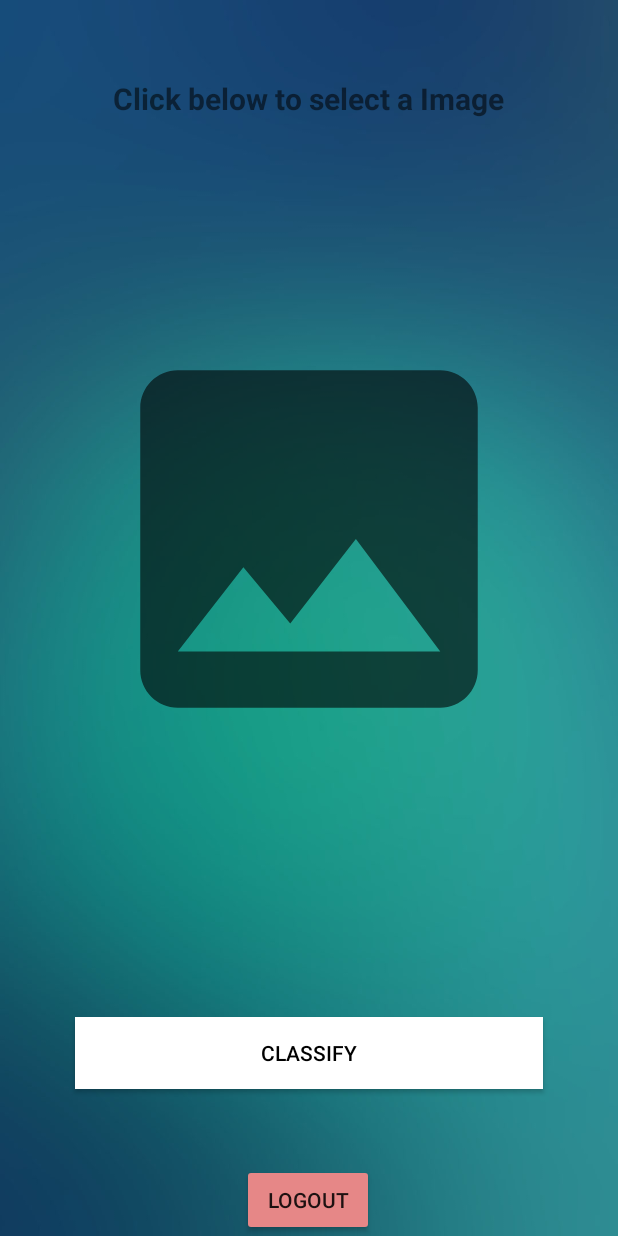
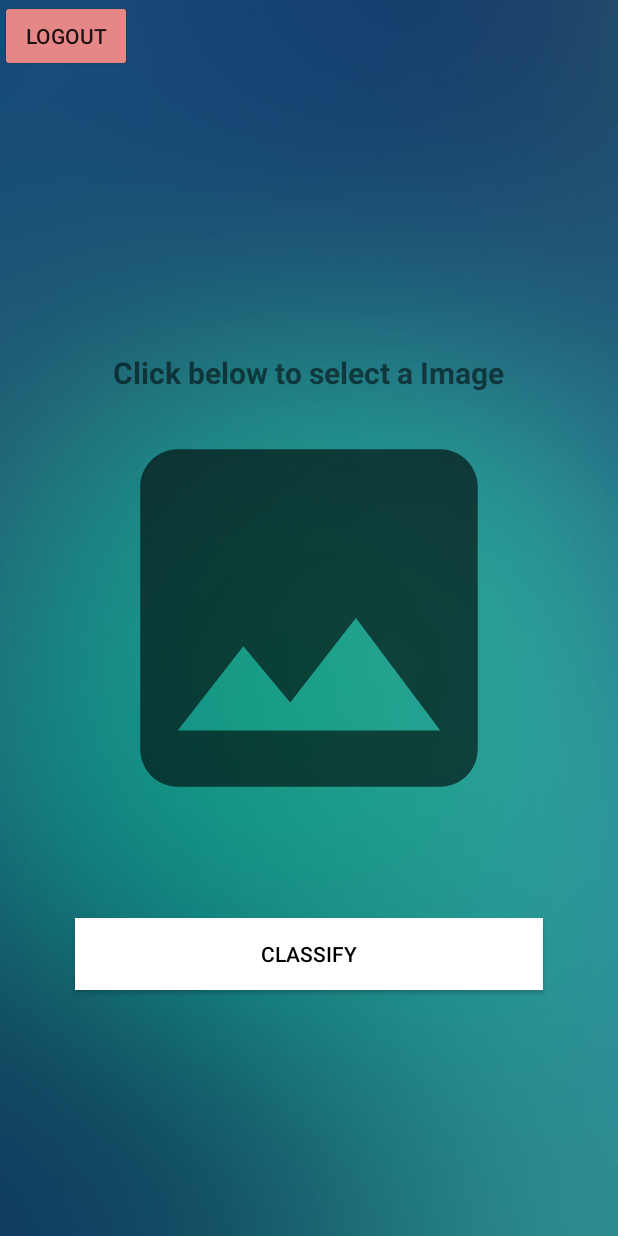
Before and after one commit to imkhalidhasan/final.malariadetection, an Android app: the MainActivity screen opened directly, with no data from a screen before it, on a phone screen of 412 x 824 dp. Run offline under Robolectric (Android 15) with nearby library versions, the phone set to English and light mode, and no system bars; our stand-ins replace Firebase (no records; nobody signed in at launch, a user with empty details on screens opened directly); libraries missing offline, so code that uses them is left out: org.tensorflow.lite; Roboto replaces fonts that are not available here; 1 statement that could not run was skipped.

Commit message:
update directions

```diff
--- a/app/src/main/java/com/malariadetection/Login.java
+++ b/app/src/main/java/com/malariadetection/Login.java
@@ -68,7 +68,7 @@ public class Login extends AppCompatActivity {
                     public void onComplete(@NonNull Task<AuthResult> task) {
                         if(task.isSuccessful()){
                             Toast.makeText(Login.this, "Logged in Successfully", Toast.LENGTH_SHORT).show();
-                            startActivity(new Intent(getApplicationContext(),MainActivity.class));
+                            startActivity(new Intent(getApplicationContext(),HubPage.class));
                         }else {
                             Toast.makeText(Login.this, "Error ! " + task.getException().getMessage(), Toast.LENGTH_SHORT).show();
                             progressBar.setVisibility(View.GONE);
--- a/app/src/main/java/com/malariadetection/MainActivity.java
+++ b/app/src/main/java/com/malariadetection/MainActivity.java
@@ -187,7 +187,7 @@ public class MainActivity extends AppCompatActivity {
 
     public void logout(View view) {
         FirebaseAuth.getInstance().signOut();//logout
-        startActivity(new Intent(getApplicationContext(),HubPage.class));
+        startActivity(new Intent(getApplicationContext(),Login.class));
         finish();
     }
 }
--- a/app/src/main/res/layout/activity_main.xml
+++ b/app/src/main/res/layout/activity_main.xml
@@ -1,5 +1,5 @@
 <?xml version="1.0" encoding="utf-8"?>
-<androidx.constraintlayout.widget.ConstraintLayout xmlns:android="http://schemas.android.com/apk/res/android"
+<RelativeLayout xmlns:android="http://schemas.android.com/apk/res/android"
     xmlns:app="http://schemas.android.com/apk/res-auto"
     xmlns:tools="http://schemas.android.com/tools"
     android:layout_width="match_parent"
@@ -13,7 +13,7 @@
         android:layout_height="wrap_content"
         android:backgroundTint="#E68787"
         android:onClick="logout"
-        android:text="Logout"
+        android:text="@string/logout"
         app:layout_constraintBottom_toBottomOf="parent"
         app:layout_constraintEnd_toEndOf="parent"
         app:layout_constraintHorizontal_bias="0.498"
@@ -28,7 +28,7 @@
         android:layout_margin="50dp"
         android:layout_marginBottom="72dp"
         android:background="#fff"
-        android:text="Classify"
+        android:text="@string/classify"
         android:textColor="#000"
         app:layout_constraintBottom_toTopOf="@+id/button"
         app:layout_constraintEnd_toEndOf="parent"
@@ -46,7 +46,8 @@
         app:layout_constraintEnd_toEndOf="parent"
         app:layout_constraintStart_toStartOf="parent"
         app:layout_constraintTop_toBottomOf="@+id/classifytext"
-        app:layout_constraintVertical_bias="0.435"></ImageView>
+        app:layout_constraintVertical_bias="0.435"
+        android:contentDescription="@string/todo"></ImageView>
 
     <TextView
         android:id="@+id/classifytext"
@@ -54,7 +55,6 @@
         android:layout_height="wrap_content"
         android:layout_above="@+id/image"
         android:layout_centerHorizontal="true"
-        android:layout_marginTop="52dp"
         android:text="@string/click_below_to_select_a_image"
         android:textSize="20sp"
         android:textStyle="bold"
@@ -62,4 +62,4 @@
         app:layout_constraintHorizontal_bias="0.496"
         app:layout_constraintStart_toStartOf="parent"
         app:layout_constraintTop_toTopOf="parent"></TextView>
-</androidx.constraintlayout.widget.ConstraintLayout>
+</RelativeLayout>
--- a/app/src/main/res/layout/fragment_test.xml
+++ b/app/src/main/res/layout/fragment_test.xml
@@ -11,7 +11,7 @@
         android:layout_width="wrap_content"
         android:layout_height="wrap_content"
         android:layout_centerInParent="true"
-        android:text="Report"
+        android:text="Test"
         android:textColor="#fff"
         android:textSize="26sp"/>
 
--- a/app/src/main/res/values/strings.xml
+++ b/app/src/main/res/values/strings.xml
@@ -6,4 +6,7 @@
     <string name="first_fragment">First Fragment</string>
     <string name="second_fragment">Second Fragment</string>
     <string name="thirdfragment">ThirdFragment</string>
+    <string name="logout">Logout</string>
+    <string name="classify">Classify</string>
+    <string name="todo">TODO</string>
 </resources>
```
Also changed, not shown: app/src/main/java/com/malariadetection/HubPage.java (+6 -2 lines).
